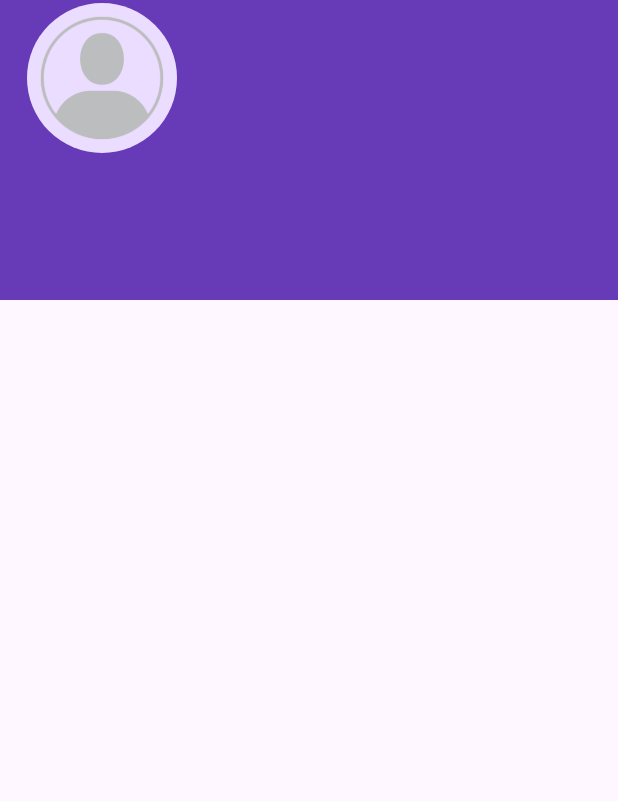
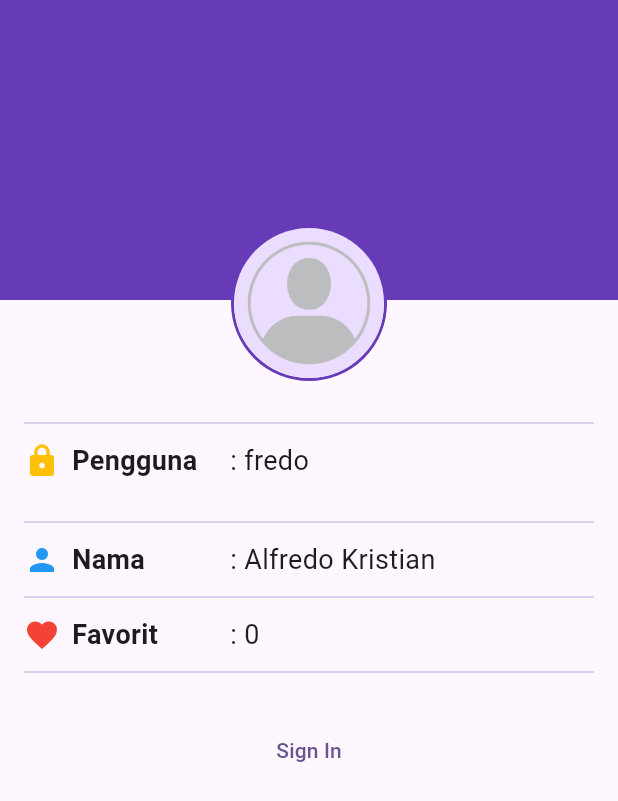
Before and after one commit to 2024-2025-Gasal-PABI-SI5B/project-wisata-candi-si5b-AlVio21, a Flutter app: the screen it shows after launch, on a phone screen of 412 x 824 dp. Shown: the top 801 px of the screen. Run offline on Flutter 3.47's test engine with Material 3 defaults, Android fonts, the phone set to English and light mode, and no system bars; our stand-ins replace cached_network_image.

Commit message:
Part 3 Selesai

```diff
--- a/candi_1/lib/screens/profile_screen.dart
+++ b/candi_1/lib/screens/profile_screen.dart
@@ -10,9 +10,23 @@ class ProfilScreen extends StatefulWidget{
 class _ProfilScreenState extends State<ProfilScreen>{
   // todo: 1 dekrasikan variabel yang dibutuhkan
   bool isSigneIn = false;
-  String fulName = '';
-  String userName = '';
+  String fullName = 'Alfredo Kristian';
+  String userName = 'fredo';
   int favoriteCandiCount = 0;
+
+  // TODO: 5 implementasi fungsi Sign in
+  void signIn(){
+    setState(() {
+      isSigneIn = !isSigneIn;
+
+    });
+  }
+  // TODO : 6 implementasi fungsi SignOut
+  void signOut(){
+    setState(() {
+      isSigneIn = !isSigneIn;
+    });
+  }
   @override
   Widget build(BuildContext context) {
     return Scaffold(
@@ -28,7 +42,12 @@ class _ProfilScreenState extends State<ProfilScreen>{
             child: Column(
               children: [
                 // TODO : 2 bagian profil hearder (ISINYA GAMBAR POFIL)
-                Stack(
+                Align(
+                  alignment: Alignment.topCenter,
+                  child: Padding(
+                    padding: const EdgeInsets.only(top: 150),
+                    child: Stack(
+                      alignment: Alignment.bottomRight,
                       children: [
                         Container(
                           decoration: BoxDecoration(
@@ -38,16 +57,124 @@ class _ProfilScreenState extends State<ProfilScreen>{
                             ),
                             shape: BoxShape.circle
                           ),
-                      child: CircleAvatar(
+                          child: const CircleAvatar(
                             radius: 50,
                             backgroundImage: AssetImage('images/placeholder_image.png'),
                           ),
 
+                        ),
+                        if(isSigneIn)
+                          IconButton(onPressed: (){},
+                          icon: Icon(
+                            Icons.camera_alt,
+                            color: Colors.deepPurple[50]))
+
+                      ],
+                    ),
+                  ),
+                ),
+                // TODO : 3 BUAT BAGIAN PROFIL INFO (ISINYA INFO PROFIL)
+                // baris 1 profil info
+                const SizedBox(height: 20,),
+                Divider(color: Colors.deepPurple[100],),
+                const SizedBox(
+                  height: 4,
+                ),
+                Row(
+                  children: [
+                    SizedBox(
+                      width: MediaQuery.of(context).size.width/3,
+                      child: const Row(
+                        children: [
+                          Icon(Icons.lock, color: Colors.amber,),
+                          const SizedBox(width: 8,),
+                          Text(
+                            'Pengguna',
+                            style: TextStyle(fontSize: 18, fontWeight: FontWeight.bold),
+                            ),
+
+                        ],
+                      ),
+                    ),
+                    Expanded(child: Text(
+                      ': $userName',
+                    style: TextStyle(fontSize: 18),
+                    ),
                     )
                   ],
+                ),
+                // barris 2 nama
+                const SizedBox(height: 20,),
+                Divider(color: Colors.deepPurple[100],),
+                const SizedBox(
+                  height: 4,
+                ),
+                Row(
+                  children: [
+                    SizedBox(
+                      width: MediaQuery.of(context).size.width/3,
+                      child: const Row(
+                        children: [
+                          Icon(Icons.person, color: Colors.blue,),
+                          const SizedBox(width: 8,),
+                          Text(
+                            'Nama',
+                            style: TextStyle(fontSize: 18, fontWeight: FontWeight.bold),
+                            ),
+
+                        ],
+                      ),
+                    ),
+                    Expanded(child: Text(
+                      ': $fullName',
+                    style: TextStyle(fontSize: 18),
+                      )),
+                      if(isSigneIn) const Icon(Icons.edit),
+
+
+                  ],
+                ),
+                // 3 favorit
+                const SizedBox(height: 4,),
+                Divider(color: Colors.deepPurple[100],),
+                const SizedBox(
+                  height: 4,
+                ),
+                Row(
+                  children: [
+                    SizedBox(
+                      width: MediaQuery.of(context).size.width/3,
+                      child: const Row(
+                        children: [
+                          Icon(Icons.favorite, color: Colors.red,),
+                          const SizedBox(width: 8,),
+                          Text(
+                            'Favorit',
+                            style: TextStyle(fontSize: 18, fontWeight: FontWeight.bold),
+                            ),
+
+                        ],
+                      ),
+                    ),
+                    Expanded(child: Text(
+                      ': $favoriteCandiCount',
+                    style: TextStyle(fontSize: 18),
+                    ),
                     )
-                // TODO : 3 BUAT BAGIAN PROFIL INFO (ISINYA INFO PROFIL)
+                  ],
+                ),
+
+
                 // TODO : 4 buat bagian profil action (isinya tombol signin/ signput)
+                const SizedBox(height: 4,),
+                Divider(color: Colors.deepPurple[100],),
+                const SizedBox(
+                  height: 20,
+                ),
+                isSigneIn
+                ? TextButton(onPressed: signOut, child: Text('Sign Out'))
+                  : TextButton(onPressed: signIn, child: const Text('Sign In'))
+
               ],
             ),
           )
```
Lines whose indentation alone changed are shown as unchanged.
